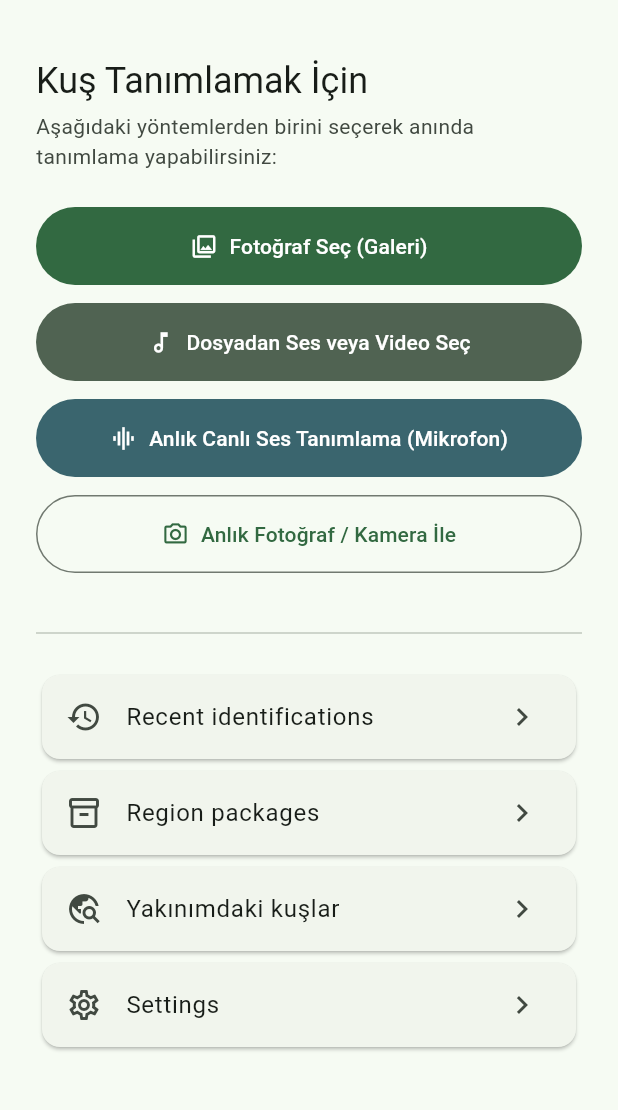
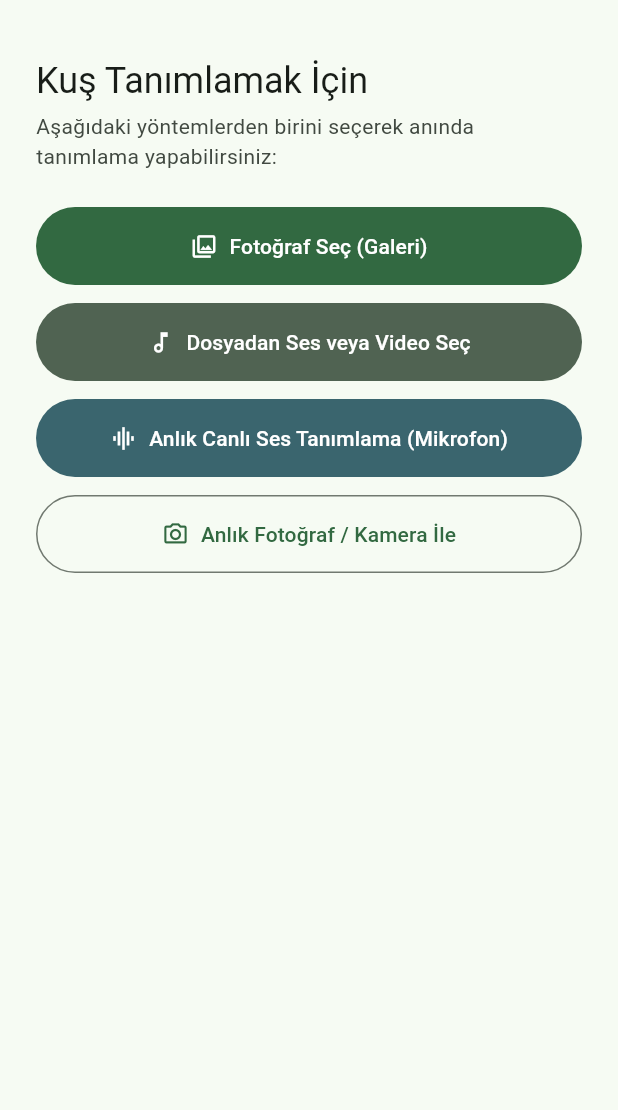
Before and after one commit to arduhoby/firbird, a Flutter app: the screen it shows after launch, on a phone screen of 412 x 824 dp, the part 63-1173 px from its top. Run offline on Flutter 3.47's test engine with Material 3 defaults, Android fonts, the phone set to English and light mode, and no system bars; our stand-ins replace dio, drift, file_picker, flutter_map, flutter_riverpod, geolocator and 4 more; missing offline and left inert: audio_decoder, exif, flutter_onnxruntime, record; accounts and stored records are empty; project files that could hold a hidden picture were left out.

Commit message:
clean: remove redundant navigation buttons from home screen list view

```diff
--- a/lib/app/firbird_app.dart
+++ b/lib/app/firbird_app.dart
@@ -279,55 +279,7 @@ class HomeScreen extends StatelessWidget {
               ),
             ),
           ),
-          const SizedBox(height: 32),
-          const Divider(),
-          const SizedBox(height: 16),
-          _HomeAction(
-            icon: Icons.history_outlined,
-            label: l10n.recentIdentifications,
-            onTap: () => context.push('/history'),
-          ),
-          _HomeAction(
-            icon: Icons.inventory_2_outlined,
-            label: l10n.regionPackages,
-            onTap: () => context.push('/packages'),
-          ),
-          _HomeAction(
-            icon: Icons.travel_explore_outlined,
-            label: 'Yakınımdaki kuşlar',
-            onTap: () => context.push('/explore'),
-          ),
-          _HomeAction(
-            icon: Icons.settings_outlined,
-            label: l10n.settings,
-            onTap: () => context.push('/settings'),
-          ),
         ],
-      ),
-    );
-  }
-}
-
-class _HomeAction extends StatelessWidget {
-  const _HomeAction({
-    required this.icon,
-    required this.label,
-    required this.onTap,
-  });
-
-  final IconData icon;
-  final String label;
-  final VoidCallback onTap;
-
-  @override
-  Widget build(BuildContext context) {
-    return Card(
-      clipBehavior: Clip.antiAlias,
-      child: ListTile(
-        leading: Icon(icon),
-        title: Text(label),
-        trailing: const Icon(Icons.chevron_right),
-        onTap: onTap,
       ),
     );
   }
```
